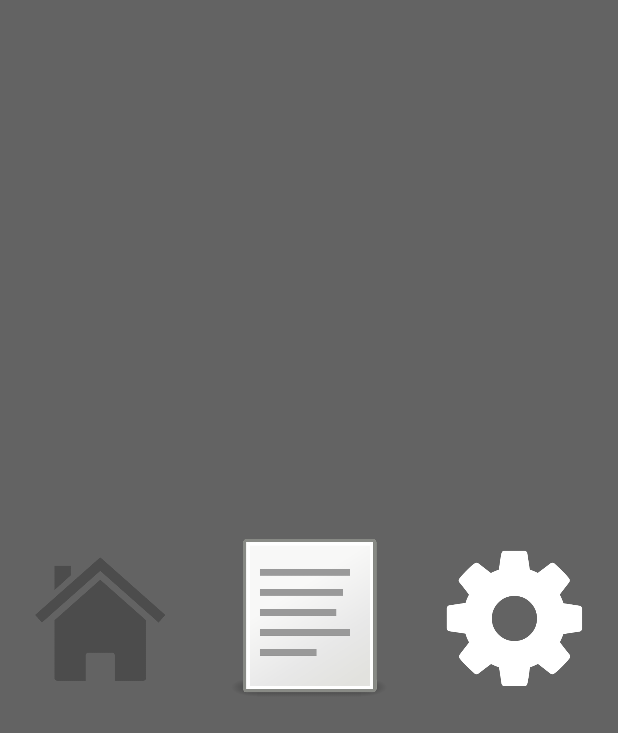
After one commit to Roame/CAC-HallPass, an Android app: the layout nav_bar_fragment.xml on its own in the app's theme, with its tools: preview values and no code run, on a phone screen of 412 x 824 dp. The commit adds this screen. Shown: the top 733 px of the screen. Run offline under Robolectric (Android 15) with nearby library versions, the light colour scheme and no system bars.

Commit message:
Reorganized UI (again). Created a ViewModel class to help control/regulate the UI

```diff
--- a/app/src/main/res/layout/home_fragment.xml
+++ b/app/src/main/res/layout/home_fragment.xml
@@ -4,7 +4,7 @@
     android:layout_height="match_parent"
     android:orientation="vertical"
     android:gravity="center_horizontal"
-    android:background="#f2f2f2">
+    android:background="#ffffff">
 
     <TextView
         android:layout_width="wrap_content"
--- /dev/null
+++ b/app/src/main/res/layout/nav_bar_fragment.xml
@@ -0,0 +1,31 @@
+<?xml version="1.0" encoding="utf-8"?>
+<LinearLayout xmlns:android="http://schemas.android.com/apk/res/android"
+    android:orientation="horizontal"
+    android:layout_width="match_parent"
+    android:layout_height="match_parent"
+    android:background="#636363">
+
+    <ImageView
+        android:id="@+id/home_img"
+        android:layout_width="wrap_content"
+        android:layout_height="match_parent"
+        android:layout_weight="1"
+        android:padding="16dp"
+        android:src="@drawable/home_icon" />
+
+    <ImageView
+        android:id="@+id/pass_img"
+        android:layout_width="wrap_content"
+        android:layout_height="match_parent"
+        android:layout_weight="1"
+        android:padding="16dp"
+        android:src="@drawable/hall_pass_icon"/>
+
+    <ImageView
+        android:id="@+id/settings_img"
+        android:layout_width="wrap_content"
+        android:layout_height="match_parent"
+        android:layout_weight="1"
+        android:padding="16dp"
+        android:src="@drawable/settings_cog"/>
+</LinearLayout>
```
Also changed, not shown: app/src/main/java/com/hallpass/roame/cac_hallpass/MainActivity.java (+14 -14 lines), app/src/main/java/com/hallpass/roame/cac_hallpass/fragments/HomePageFragment.java (renamed from app/src/main/java/com/hallpass/roame/cac_hallpass/SideMenuFragment.java, +4 -4 lines), app/src/main/java/com/hallpass/roame/cac_hallpass/fragments/NavBarFragment.java (renamed from app/src/main/java/com/hallpass/roame/cac_hallpass/HomePageFragment.java, +12 -3 lines), app/src/main/java/com/hallpass/roame/cac_hallpass/fragments/PassFormFragment.java (renamed from app/src/main/java/com/hallpass/roame/cac_hallpass/TopBarFragment.java, +10 -11 lines), app/src/main/java/com/hallpass/roame/cac_hallpass/models/MainModel.java (added, +27 -0 lines), app/src/main/res/drawable/rounded_border.xml (added, +17 -0 lines), app/src/main/res/layout/activity_main.xml (+21 -15 lines), app/src/main/res/layout/pass_form_fragment.xml (added, +29 -0 lines), app/src/main/res/layout/side_menu_fragment.xml (deleted, +0 -25 lines), app/src/main/res/layout/top_bar_fragment.xml (deleted, +0 -29 lines).
